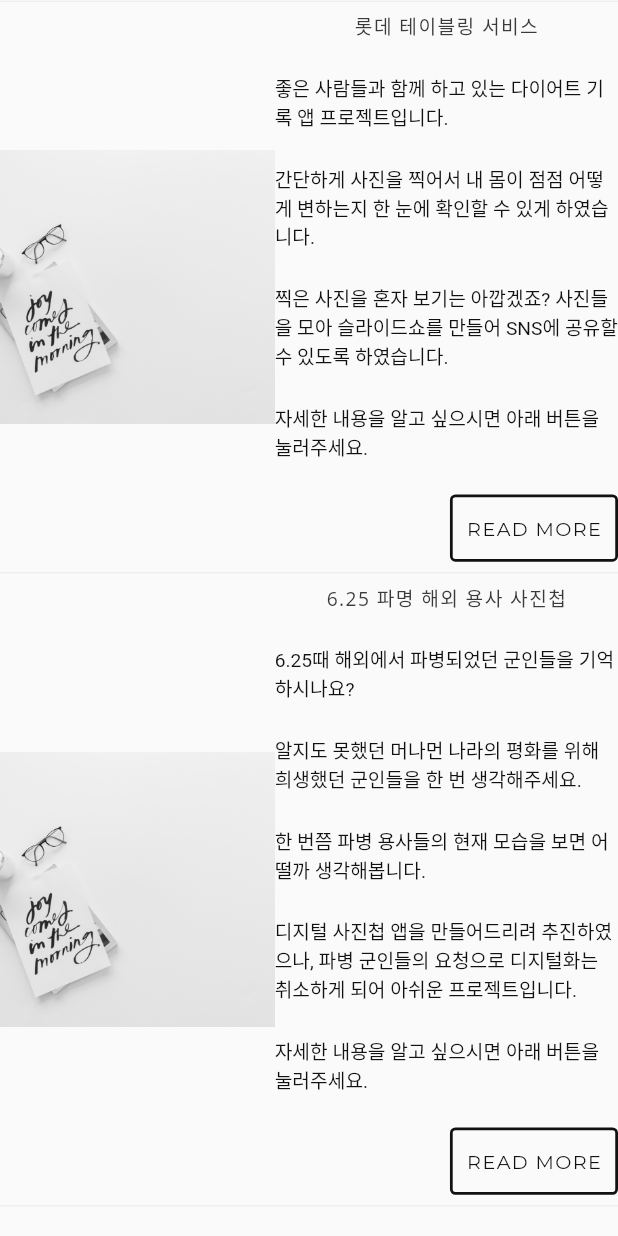
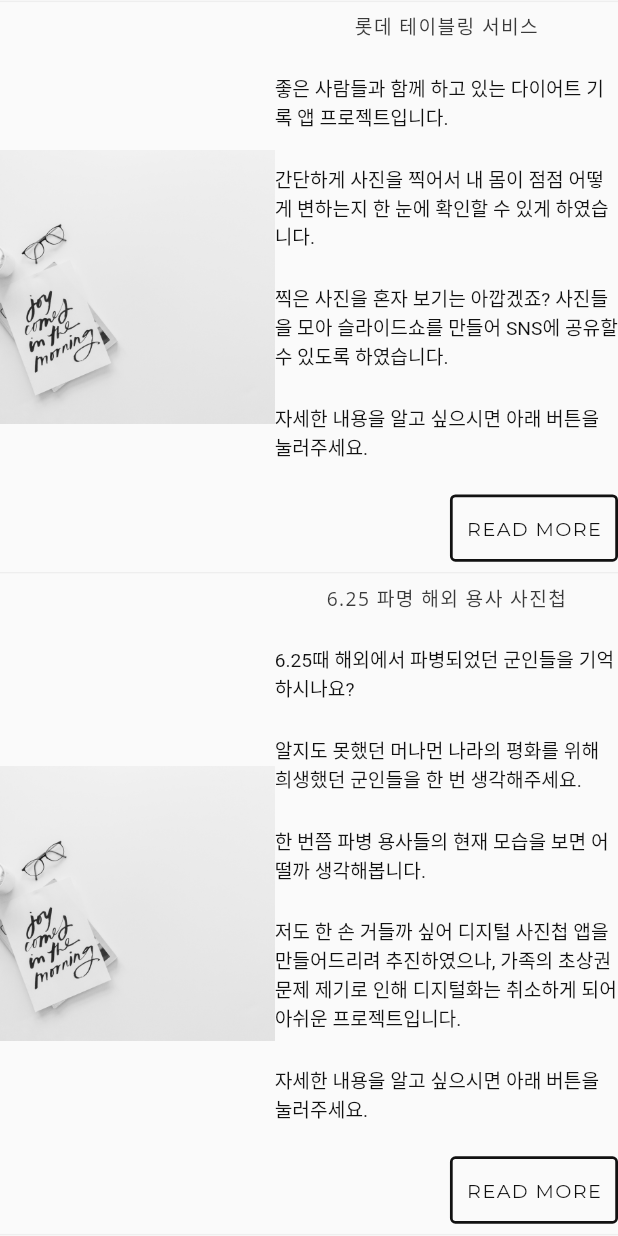
Before and after one commit to ggumgil/dongsilweb, a Flutter app: the ProjectsPage screen opened by its route, scrolled down 1728 dp, on a phone screen of 412 x 824 dp. Run offline on Flutter 3.47's test engine with Material 2 defaults, Android fonts, the phone set to English and light mode, and no system bars; our stand-ins replace google_fonts, responsive_framework; Roboto replaces fonts that are missing (Jua).

Commit message:
사진첩 텍스트 수정

```diff
--- a/lib/pages/projects_page.dart
+++ b/lib/pages/projects_page.dart
@@ -214,7 +214,7 @@ class ProjectsPage extends StatelessWidget {
                             text: '한 번쯤 파병 용사들의 현재 모습을 보면 어떨까 생각해봅니다.'),
                         const TextBody(
                             text:
-                                '디지털 사진첩 앱을 만들어드리려 추진하였으나, 파병 군인들의 요청으로 디지털화는 취소하게 되어 아쉬운 프로젝트입니다.'),
+                                '저도 한 손 거들까 싶어 디지털 사진첩 앱을 만들어드리려 추진하였으나, 가족의 초상권 문제 제기로 인해 디지털화는 취소하게 되어 아쉬운 프로젝트입니다.'),
                         const TextBody(text: '자세한 내용을 알고 싶으시면 아래 버튼을 눌러주세요.'),
                         Container(
                           alignment: Alignment.centerRight,
```
